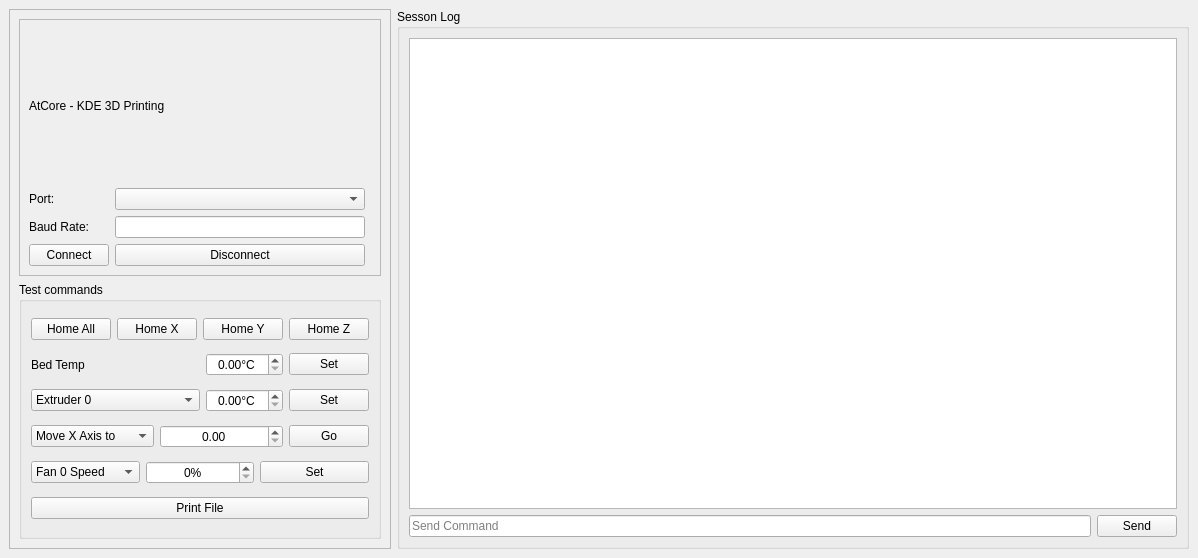
Old version of the form testclient/mainwindow.ui in the repository KDE/atcore.
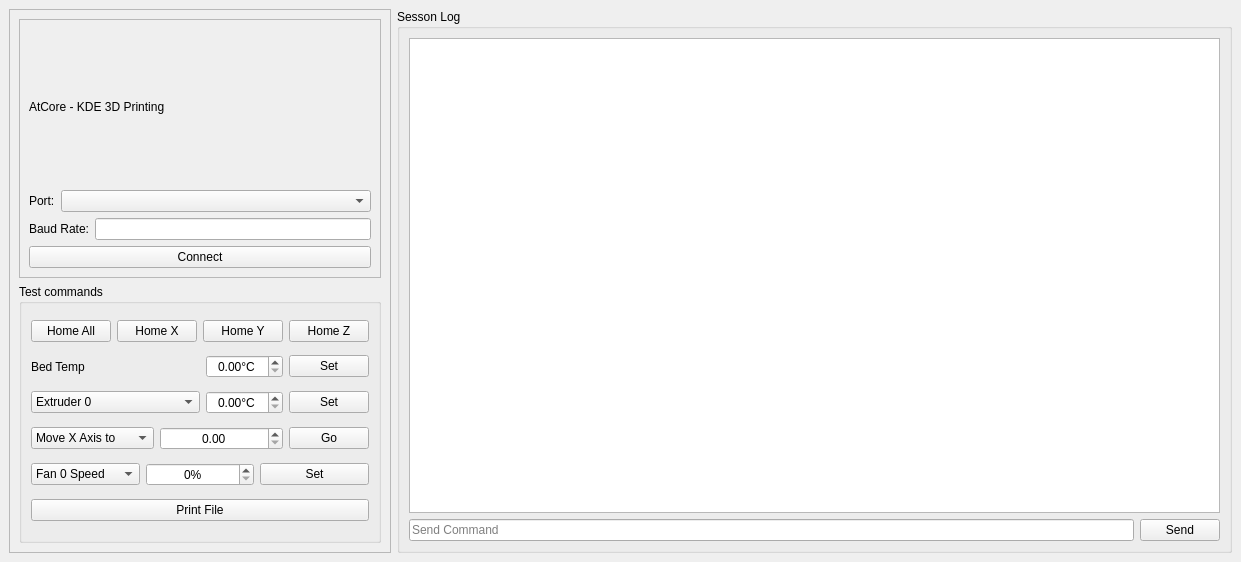
New version of the form.

Commit message: Prep for use of state based commands. Removed Disconnect button and clean up the connect area layout.

Diff of the .ui file:
```diff
--- a/testclient/mainwindow.ui
+++ b/testclient/mainwindow.ui
@@ -6,8 +6,8 @@
    <rect>
     <x>0</x>
     <y>0</y>
-    <width>1198</width>
-    <height>558</height>
+    <width>1241</width>
+    <height>562</height>
    </rect>
   </property>
   <property name="windowTitle">
@@ -38,48 +38,61 @@
          <property name="frameShadow">
           <enum>QFrame::Raised</enum>
          </property>
-         <layout class="QGridLayout" name="gridLayout">
-          <item row="0" column="0" colspan="3">
+         <layout class="QVBoxLayout" name="verticalLayout_2">
+          <item>
            <widget class="QLabel" name="label">
             <property name="text">
              <string>AtCore - KDE 3D Printing</string>
             </property>
            </widget>
           </item>
-          <item row="1" column="0">
+          <item>
+           <layout class="QHBoxLayout" name="horizontalLayout_8">
+            <item>
            <widget class="QLabel" name="label_2">
+              <property name="sizePolicy">
+               <sizepolicy hsizetype="Fixed" vsizetype="Preferred">
+                <horstretch>0</horstretch>
+                <verstretch>0</verstretch>
+               </sizepolicy>
+              </property>
             <property name="text">
              <string>Port:</string>
             </property>
            </widget>
           </item>
-          <item row="1" column="1">
+            <item>
            <widget class="QComboBox" name="serialPortCB"/>
           </item>
-          <item row="2" column="0">
+           </layout>
+          </item>
+          <item>
+           <layout class="QHBoxLayout" name="horizontalLayout_9">
+            <item>
            <widget class="QLabel" name="label_3">
             <property name="text">
              <string>Baud Rate:</string>
             </property>
            </widget>
           </item>
-          <item row="2" column="1">
+            <item>
            <widget class="QLineEdit" name="baudRateLE"/>
           </item>
-          <item row="3" column="0">
+           </layout>
+          </item>
+          <item>
            <widget class="QPushButton" name="connectPB">
+            <property name="sizePolicy">
+             <sizepolicy hsizetype="Ignored" vsizetype="Fixed">
+              <horstretch>0</horstretch>
+              <verstretch>0</verstretch>
+             </sizepolicy>
+            </property>
             <property name="text">
              <string>Connect</string>
             </property>
            </widget>
           </item>
-          <item row="3" column="1">
-           <widget class="QPushButton" name="disconnectPB">
-            <property name="text">
-             <string>Disconnect</string>
-            </property>
-           </widget>
-          </item>
          </layout>
         </widget>
        </item>
@@ -347,7 +360,7 @@
       <property name="title">
        <string>Sesson Log</string>
       </property>
-      <layout class="QVBoxLayout" name="verticalLayout_2">
+      <layout class="QVBoxLayout" name="verticalLayout_4">
        <item>
         <widget class="QPlainTextEdit" name="logTE">
          <property name="enabled">
```
Lines whose indentation alone changed are shown as unchanged.
